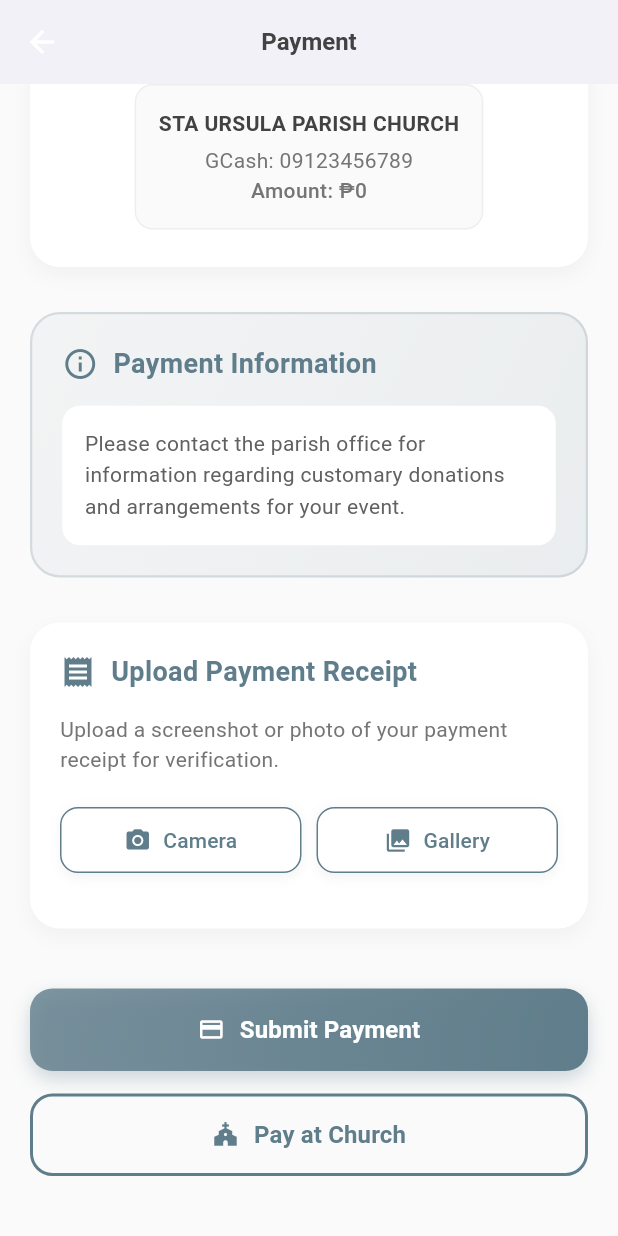
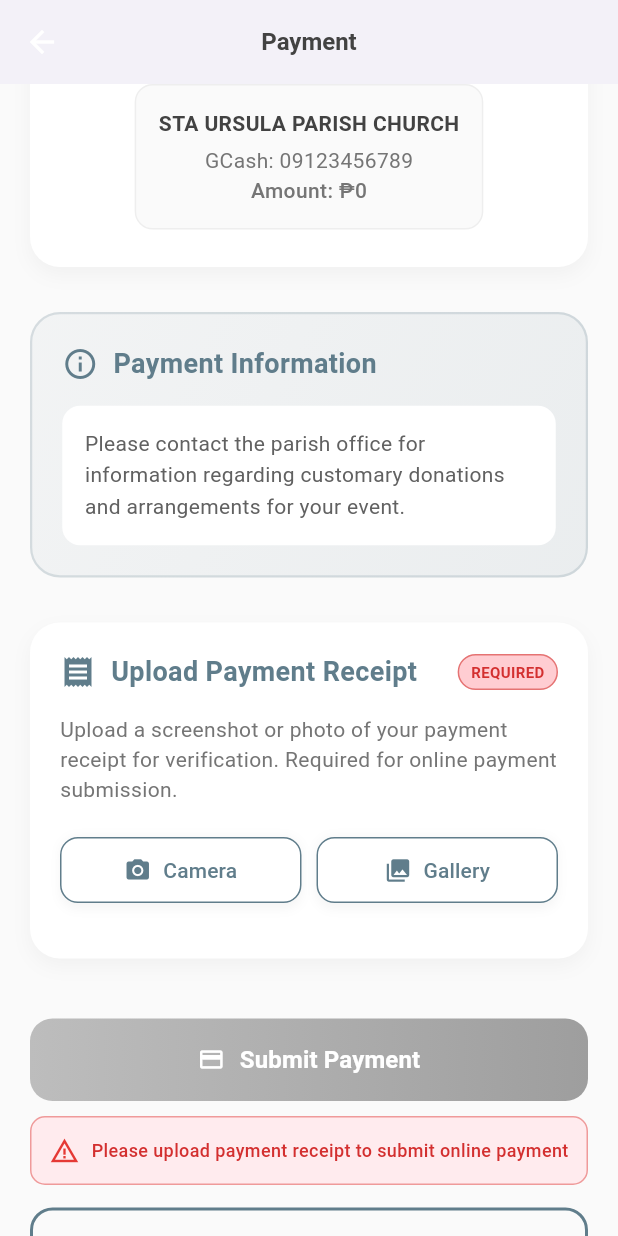
Before and after one commit to 1Karuz/reservation_app, a Flutter app: the PaymentPage screen opened directly with empty values, scrolled down 523 dp, on a phone screen of 412 x 824 dp. Run offline on Flutter 3.47's test engine with Material 3 defaults, Android fonts, the phone set to English and light mode, and no system bars; our stand-ins replace cloud_firestore, firebase_auth, firebase_core, image_picker, logger, permission_handler and 3 more; accounts and stored records are empty.

```diff
--- a/lib/pages/my_bookings_page.dart
+++ b/lib/pages/my_bookings_page.dart
@@ -76,7 +76,8 @@
                     .snapshots(),
                 builder: (context, snapshot) {
                   if (snapshot.hasError) {
-                    AppLogger.error('Error loading user reservations', snapshot.error, StackTrace.current, 'MY_BOOKINGS');
+                    AppLogger.error('Error loading user reservations',
+                        snapshot.error, StackTrace.current, 'MY_BOOKINGS');
                     return Center(
                       child: Column(
                         mainAxisAlignment: MainAxisAlignment.center,
@@ -122,7 +123,8 @@
                   }
 
                   if (!snapshot.hasData || snapshot.data!.docs.isEmpty) {
-                    AppLogger.debug('No reservations found for user', 'MY_BOOKINGS');
+                    AppLogger.debug(
+                        'No reservations found for user', 'MY_BOOKINGS');
                     return Center(
                       child: Column(
                         mainAxisAlignment: MainAxisAlignment.center,
@@ -179,7 +181,9 @@
                     );
                   }).toList();
 
-                  AppLogger.debug('Loaded ${reservations.length} reservations for user', 'MY_BOOKINGS');
+                  AppLogger.debug(
+                      'Loaded ${reservations.length} reservations for user',
+                      'MY_BOOKINGS');
 
                   return ListView.builder(
                     itemCount: reservations.length,
@@ -209,20 +213,23 @@
                                   Container(
                                     padding: const EdgeInsets.all(8),
                                     decoration: BoxDecoration(
-                                      color: _getEventColor(reservation.eventType)
-                                          .withOpacity(0.1),
+                                      color:
+                                          _getEventColor(reservation.eventType)
+                                              .withOpacity(0.1),
                                       borderRadius: BorderRadius.circular(8),
                                     ),
                                     child: Icon(
                                       _getEventIcon(reservation.eventType),
-                                      color: _getEventColor(reservation.eventType),
+                                      color:
+                                          _getEventColor(reservation.eventType),
                                       size: 20,
                                     ),
                                   ),
                                   const SizedBox(width: 12),
                                   Expanded(
                                     child: Column(
-                                      crossAxisAlignment: CrossAxisAlignment.start,
+                                      crossAxisAlignment:
+                                          CrossAxisAlignment.start,
                                       children: [
                                         Text(
                                           reservation.eventType,
@@ -250,19 +257,25 @@
                               const SizedBox(height: 16),
 
                               // Details
-                              _buildDetailRow(Icons.person_outline, 'Name', reservation.name),
-                              _buildDetailRow(Icons.email_outlined, 'Email', reservation.email),
+                              _buildDetailRow(Icons.person_outline, 'Name',
+                                  reservation.name),
+                              _buildDetailRow(Icons.email_outlined, 'Email',
+                                  reservation.email),
                               _buildDetailRow(
                                 Icons.calendar_today_outlined,
                                 'Date',
-                                reservation.date.toLocal().toString().split(' ')[0],
+                                reservation.date
+                                    .toLocal()
+                                    .toString()
+                                    .split(' ')[0],
                               ),
                               _buildDetailRow(
                                 Icons.access_time_outlined,
                                 'Time',
                                 '${reservation.timeFrom} - ${reservation.timeTo}',
                               ),
-                              _buildDetailRow(Icons.phone_outlined, 'Contact', reservation.contact),
+                              _buildDetailRow(Icons.phone_outlined, 'Contact',
+                                  reservation.contact),
 
                               // Payment Status (if exists)
                               if (reservation.paymentStatus != null)
@@ -271,7 +284,8 @@
                               // Comments (if any)
                               if (reservation.comments.isNotEmpty) ...[
                                 const SizedBox(height: 8),
-                                _buildDetailRow(Icons.message_outlined, 'Comments', reservation.comments),
+                                _buildDetailRow(Icons.message_outlined,
+                                    'Comments', reservation.comments),
                               ],
 
                               // Delete button for pending reservations
@@ -283,14 +297,18 @@
                                   mainAxisAlignment: MainAxisAlignment.end,
                                   children: [
                                     TextButton.icon(
-                                      onPressed: () => _deleteReservation(reservation),
-                                      icon: const Icon(Icons.delete_outline, size: 18),
+                                      onPressed: () =>
+                                          _deleteReservation(reservation),
+                                      icon: const Icon(Icons.delete_outline,
+                                          size: 18),
                                       label: const Text('Delete'),
                                       style: TextButton.styleFrom(
                                         foregroundColor: Colors.red,
-                                        backgroundColor: Colors.red.withOpacity(0.1),
+                                        backgroundColor:
+                                            Colors.red.withOpacity(0.1),
                                         shape: RoundedRectangleBorder(
-                                          borderRadius: BorderRadius.circular(10),
+                                          borderRadius:
+                                              BorderRadius.circular(10),
                                         ),
                                       ),
                                     ),
@@ -346,10 +364,12 @@
       margin: const EdgeInsets.only(top: 12),
       padding: const EdgeInsets.all(12),
       decoration: BoxDecoration(
-        color: _getPaymentStatusColor(reservation.paymentStatus).withOpacity(0.1),
+        color:
+            _getPaymentStatusColor(reservation.paymentStatus).withOpacity(0.1),
         borderRadius: BorderRadius.circular(10),
         border: Border.all(
-          color: _getPaymentStatusColor(reservation.paymentStatus).withOpacity(0.3),
+          color: _getPaymentStatusColor(reservation.paymentStatus)
+              .withOpacity(0.3),
         ),
       ),
       child: Column(
@@ -381,7 +401,8 @@
               color: Colors.grey[700],
             ),
           ),
-          if (reservation.paymentAmount != null && reservation.paymentAmount! > 0)
+          if (reservation.paymentAmount != null &&
+              reservation.paymentAmount! > 0)
             Text(
               'Amount: ₱${reservation.paymentAmount!.toStringAsFixed(0)}',
               style: TextStyle(
@@ -414,7 +435,7 @@
       case 'payment_pending':
         return 'Payment verification pending';
       default:
-        return 'No payment information';
+        return 'No payment information available';
     }
   }
 
@@ -442,7 +463,7 @@
       case 'pay_at_church':
         return Icons.church;
       default:
-        return Icons.payment;
+        return Icons.payment_outlined;
     }
   }
 
@@ -555,7 +576,9 @@
   }
 
   void _deleteReservation(ReservationData reservation) async {
-    AppLogger.debug('User initiated reservation deletion: ${reservation.reservationId}', 'MY_BOOKINGS');
+    AppLogger.debug(
+        'User initiated reservation deletion: ${reservation.reservationId}',
+        'MY_BOOKINGS');
 
     showDialog(
       context: context,
@@ -568,7 +591,8 @@
             'Delete Reservation',
             style: TextStyle(fontWeight: FontWeight.bold),
           ),
-          content: const Text('Are you sure you want to delete this reservation?'),
+          content:
+              const Text('Are you sure you want to delete this reservation?'),
           actions: [
             TextButton(
               onPressed: () => Navigator.of(context).pop(),
@@ -579,7 +603,9 @@
                 final navigator = Navigator.of(context);
                 final scaffoldMessenger = ScaffoldMessenger.of(context);
 
-                AppLogger.info('Deleting reservation: ${reservation.reservationId}', 'MY_BOOKINGS');
+                AppLogger.info(
+                    'Deleting reservation: ${reservation.reservationId}',
+                    'MY_BOOKINGS');
 
                 try {
                   await FirebaseFirestore.instance
@@ -587,7 +613,9 @@
                       .doc(reservation.reservationId)
                       .delete();
 
-                  AppLogger.info('Successfully deleted reservation: ${reservation.reservationId}', 'MY_BOOKINGS');
+                  AppLogger.info(
+                      'Successfully deleted reservation: ${reservation.reservationId}',
+                      'MY_BOOKINGS');
 
                   if (mounted) {
                     navigator.pop();
@@ -600,12 +628,17 @@
                     );
                   }
                 } catch (e) {
-                  AppLogger.error('Failed to delete reservation: ${reservation.reservationId}', e, StackTrace.current, 'MY_BOOKINGS');
+                  AppLogger.error(
+                      'Failed to delete reservation: ${reservation.reservationId}',
+                      e,
+                      StackTrace.current,
+                      'MY_BOOKINGS');
                   if (mounted) {
                     navigator.pop();
                     scaffoldMessenger.showSnackBar(
                       const SnackBar(
-                        content: Text('Failed to delete reservation. Please try again.'),
+                        content: Text(
+                            'Failed to delete reservation. Please try again.'),
                         backgroundColor: Colors.red,
                         behavior: SnackBarBehavior.floating,
                       ),
@@ -695,10 +728,12 @@
       status: data['status'] ?? 'pending',
       createdAt: (data['createdAt'] is Timestamp)
           ? (data['createdAt'] as Timestamp).toDate()
-          : DateTime.tryParse(data['createdAt']?.toString() ?? '') ?? DateTime.now(),
+          : DateTime.tryParse(data['createdAt']?.toString() ?? '') ??
+              DateTime.now(),
       updatedAt: (data['updatedAt'] is Timestamp)
           ? (data['updatedAt'] as Timestamp).toDate()
-          : DateTime.tryParse(data['updatedAt']?.toString() ?? '') ?? DateTime.now(),
+          : DateTime.tryParse(data['updatedAt']?.toString() ?? '') ??
+              DateTime.now(),
       documents: documentsList,
       paymentStatus: data['paymentStatus'],
       paymentAmount: data['paymentAmount']?.toDouble(),
@@ -750,7 +785,8 @@
       type: data['type'] ?? 'gallery',
       uploadedAt: (data['uploadedAt'] is Timestamp)
           ? (data['uploadedAt'] as Timestamp).toDate()
-          : DateTime.tryParse(data['uploadedAt']?.toString() ?? '') ?? DateTime.now(),
+          : DateTime.tryParse(data['uploadedAt']?.toString() ?? '') ??
+              DateTime.now(),
     );
   }
 
--- a/lib/pages/payment_page.dart
+++ b/lib/pages/payment_page.dart
@@ -1,4 +1,4 @@
-// pages/payment_page.dart
+// pages/payment_page.dart (Updated - Strict receipt validation)
 import 'package:flutter/material.dart';
 import 'package:qr_flutter/qr_flutter.dart';
 import 'package:image_picker/image_picker.dart';
@@ -346,24 +346,28 @@
             // Action Buttons
             Column(
               children: [
-                // Pay Online Button
+                // Submit Payment Button (Requires receipts for online payment)
                 Container(
                   width: double.infinity,
                   height: 55,
                   decoration: BoxDecoration(
-                    gradient: LinearGradient(
+                    gradient: uploadedReceipts.isEmpty && !isOptional
+                        ? LinearGradient(colors: [Colors.grey.shade400, Colors.grey.shade500])
+                        : LinearGradient(
                             colors: [serviceColor.withOpacity(0.8), serviceColor],
                             begin: Alignment.topLeft,
                             end: Alignment.bottomRight,
                           ),
                     borderRadius: BorderRadius.circular(15),
-                    boxShadow: [
+                    boxShadow: uploadedReceipts.isNotEmpty || isOptional
+                        ? [
                             BoxShadow(
                               color: serviceColor.withOpacity(0.3),
                               blurRadius: 10,
                               offset: const Offset(0, 5),
                             ),
-                    ],
+                          ]
+                        : [],
                   ),
                   child: ElevatedButton(
                     onPressed: _isUploading ? null : () => _submitPayment(true),
@@ -394,9 +398,38 @@
                   ),
                 ),
 
+                // Receipt requirement warning for online payment
+                if (uploadedReceipts.isEmpty && !isOptional) ...[
+                  const SizedBox(height: 10),
+                  Container(
+                    padding: const EdgeInsets.all(12),
+                    decoration: BoxDecoration(
+                      color: Colors.red.shade50,
+                      borderRadius: BorderRadius.circular(10),
+                      border: Border.all(color: Colors.red.shade200),
+                    ),
+                    child: Row(
+                      children: [
+                        Icon(Icons.warning_amber, color: Colors.red.shade600, size: 20),
+                        const SizedBox(width: 8),
+                        Expanded(
+                          child: Text(
+                            'Please upload payment receipt to submit online payment',
+                            style: TextStyle(
+                              color: Colors.red.shade700,
+                              fontSize: 12,
+                              fontWeight: FontWeight.w500,
+                            ),
+                          ),
+                        ),
+                      ],
+                    ),
+                  ),
+                ],
+
                 const SizedBox(height: 15),
 
-                // Pay at Church Button
+                // Pay at Church Button (No receipt required)
                 Container(
                   width: double.infinity,
                   height: 55,
@@ -478,7 +511,8 @@
             children: [
               Icon(Icons.receipt, color: _getServiceColor(widget.eventType), size: 24),
               const SizedBox(width: 10),
-              Text(
+              Expanded(
+                child: Text(
                   'Upload Payment Receipt',
                   style: TextStyle(
                     fontSize: 18,
@@ -486,11 +520,31 @@
                     color: _getServiceColor(widget.eventType),
                   ),
                 ),
+              ),
+              if (!isPaymentOptional())
+                Container(
+                  padding: const EdgeInsets.symmetric(horizontal: 8, vertical: 4),
+                  decoration: BoxDecoration(
+                    color: Colors.red.shade100,
+                    borderRadius: BorderRadius.circular(12),
+                    border: Border.all(color: Colors.red.shade300),
+                  ),
+                  child: Text(
+                    'REQUIRED',
+                    style: TextStyle(
+                      color: Colors.red.shade700,
+                      fontSize: 10,
+                      fontWeight: FontWeight.bold,
+                    ),
+                  ),
+                ),
             ],
           ),
           const SizedBox(height: 15),
                       Text(
-            'Upload a screenshot or photo of your payment receipt for verification.',
+            isPaymentOptional()
+                ? 'Upload a screenshot or photo of your payment receipt (optional for donations).'
+                : 'Upload a screenshot or photo of your payment receipt for verification. Required for online payment submission.',
             style: TextStyle(
               color: Colors.grey[600],
               fontSize: 14,
@@ -718,6 +772,18 @@
   }
 
   Future<void> _submitPayment(bool paidOnline) async {
+    // Strict validation: Online payment requires receipts (except for optional payments)
+    if (paidOnline && uploadedReceipts.isEmpty && !isPaymentOptional()) {
+      ScaffoldMessenger.of(context).showSnackBar(
+        const SnackBar(
+          content: Text('Please upload at least one payment receipt before submitting online payment.'),
+          backgroundColor: Colors.red,
+          duration: Duration(seconds: 3),
+        ),
+      );
+      return;
+    }
+
     setState(() => _isUploading = true);
 
     try {
@@ -740,7 +806,7 @@
           SnackBar(
             content: Text(paidOnline
                 ? 'Payment submitted successfully!'
-                : 'Reservation confirmed. Payment can be made at church.'),
+                : 'Reservation confirmed. Payment will be made at the church.'),
             backgroundColor: Colors.green,
           ),
         );
```
Also changed, not shown: lib/pages/success_page.dart (+29 -46 lines). Lines whose indentation alone changed are shown as unchanged.
